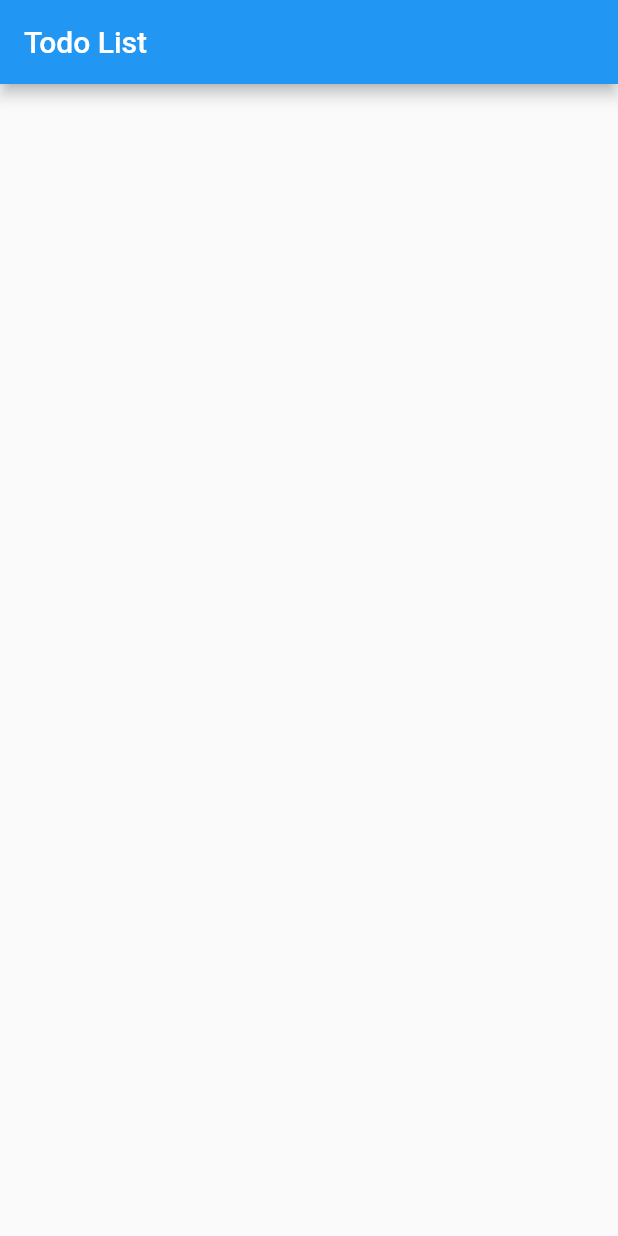
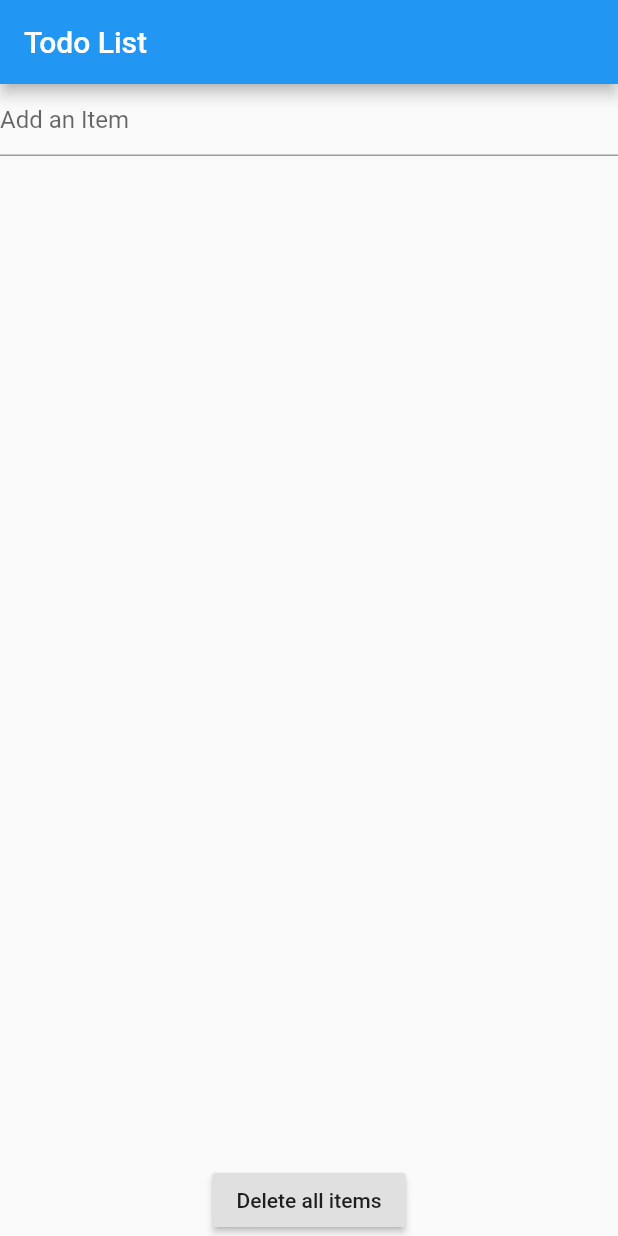
Before and after one commit to jnav24/flutter_todo, a Flutter app: the screen it shows after launch, on a phone screen of 412 x 824 dp. Run offline on Flutter 3.47's test engine with Material 2 defaults, Android fonts, the phone set to English and light mode, and no system bars; our stand-ins replace flutter_redux, redux.

Commit message:
build out the CRUD functionality for the items

```diff
--- a/lib/add_item_widget.dart
+++ b/lib/add_item_widget.dart
@@ -11,8 +11,19 @@ class AddItemWidget extends StatefulWidget {
 }
 
 class _AddItemState extends State<AddItemWidget> {
+	final TextEditingController controller = TextEditingController();
+
 	@override
 	Widget build(BuildContext context) {
-    	return Column();
+    	return TextField(
+			controller: controller,
+			decoration: InputDecoration(
+				hintText: 'Add an Item',
+			),
+			onSubmitted: (String s) {
+				widget.model.onAddItem(s);
+				controller.text = '';
+			},
+		);
   	}
 }
--- a/lib/item_list_widget.dart
+++ b/lib/item_list_widget.dart
@@ -1,18 +1,22 @@
 import 'package:flutter/material.dart';
+import 'package:flutter_todo/models/model.dart';
 import 'package:flutter_todo/models/view_model.dart';
 
-class ItemListWidget extends StatefulWidget {
+class ItemListWidget extends StatelessWidget {
 	final ViewModel model;
 
 	ItemListWidget(this.model);
 
 	@override
-	_ItemListState createState() => _ItemListState();
-}
-
-class _ItemListState extends State<ItemListWidget> {
-	@override
 	Widget build(BuildContext context) {
-    	return Container();
+    	return ListView(
+			children: model.items.map((Item item) => ListTile(
+				title: Text(item.body),
+				leading: IconButton(
+					icon: Icon(Icons.delete),
+					onPressed: () => model.onRemoveItem(item),
+				),
+			)).toList(),
+		);
   	}
 }
--- a/lib/remove_items_button.dart
+++ b/lib/remove_items_button.dart
@@ -1,18 +1,16 @@
 import 'package:flutter/material.dart';
 import 'package:flutter_todo/models/view_model.dart';
 
-class RemoveItemsButton extends StatefulWidget {
+class RemoveItemsButton extends StatelessWidget {
 	final ViewModel model;
 
 	RemoveItemsButton(this.model);
 
 	@override
-	_RemoveItemsState createState() => _RemoveItemsState();
+	Widget build(BuildContext context) {
+		return RaisedButton(
+			child: Text('Delete all items'),
+			onPressed: () => model.onRemoveItems(),
+		);
+	}
 }
-
-class _RemoveItemsState extends State<RemoveItemsButton> {
-	@override
-	Widget build(BuildContext context) {
-    	return Container();
-  	}
-}
```
